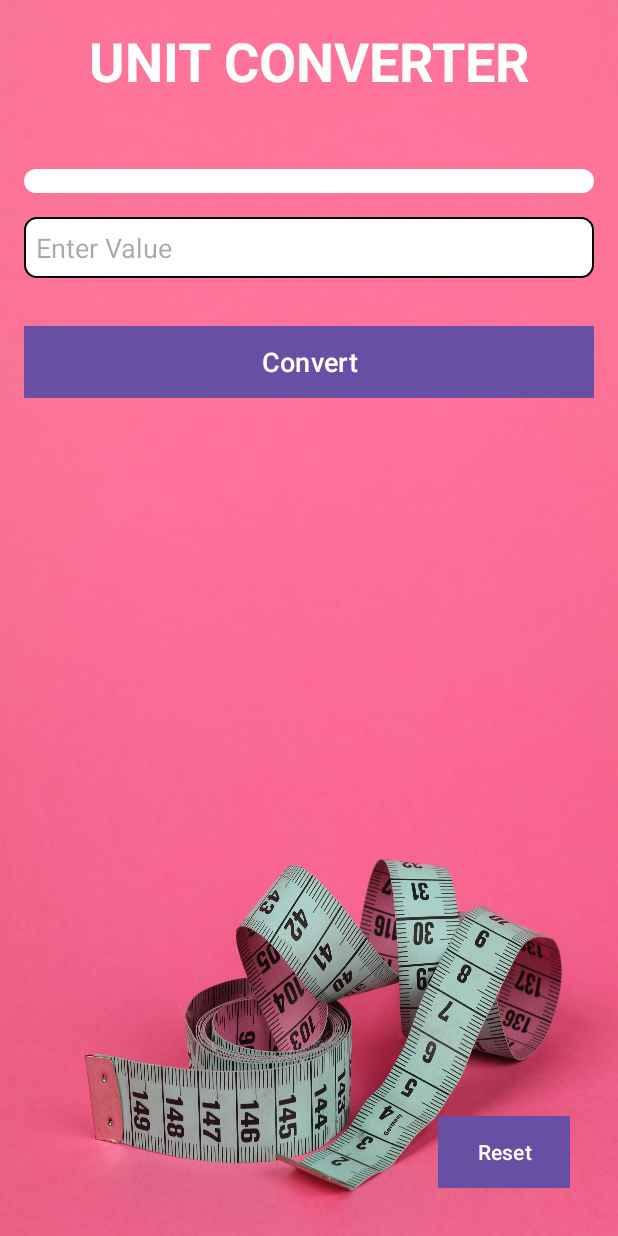
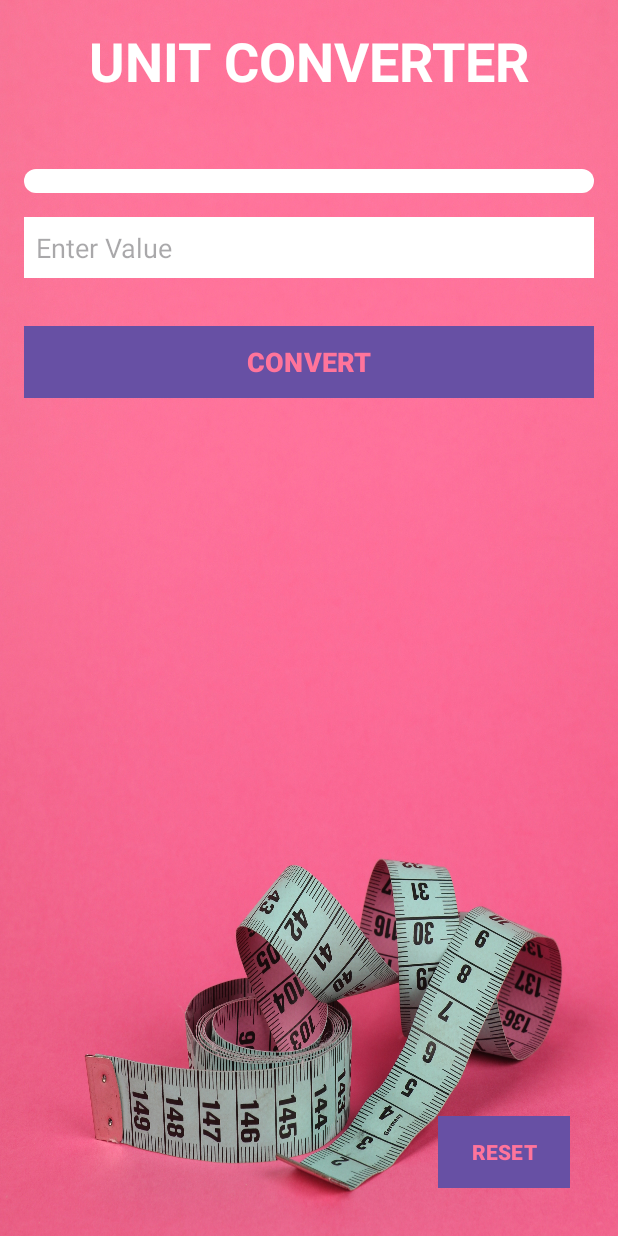
Before and after one commit to m4ndil/OIBSIP_task_1, an Android app: the layout activity_main.xml on its own in the app's theme, with its tools: preview values and no code run, on a phone screen of 412 x 824 dp. Run offline under Robolectric (Android 15) with nearby library versions, the phone set to English and light mode, and no system bars.

Commit message:
functionality improvement

```diff
--- a/app/src/main/res/drawable/edit_text_background.xml
+++ /dev/null
@@ -1,8 +0,0 @@
-<?xml version="1.0" encoding="utf-8"?>
-<shape xmlns:android="http://schemas.android.com/apk/res/android">
-    <solid android:color="#FFFFFF" />
-    <corners android:radius="8dp" />
-    <stroke
-        android:color="#000000"
-    android:width="1dp" />
-</shape>
--- a/app/src/main/res/drawable/reset_button_background.xml
+++ /dev/null
@@ -1,5 +0,0 @@
-<shape xmlns:android="http://schemas.android.com/apk/res/android"
-    android:shape="rectangle">
-    <solid android:color="#00FF00" />
-    <corners android:radius="4dp" />
-</shape>
--- a/app/src/main/res/layout/activity_main.xml
+++ b/app/src/main/res/layout/activity_main.xml
@@ -1,6 +1,5 @@
 <?xml version="1.0" encoding="utf-8"?>
 <RelativeLayout xmlns:android="http://schemas.android.com/apk/res/android"
-    xmlns:app="http://schemas.android.com/apk/res-auto"
     xmlns:tools="http://schemas.android.com/tools"
     android:layout_width="match_parent"
     android:layout_height="match_parent"
@@ -15,7 +14,7 @@
         android:layout_centerHorizontal="true"
         android:layout_marginBottom="32dp"
         android:text="UNIT CONVERTER"
-        android:textColor="@color/white"
+        android:textColor="#FFFFFF"
         android:textSize="36sp"
         android:textStyle="bold" />
 
@@ -27,8 +26,8 @@
         android:layout_centerHorizontal="true"
         android:layout_marginTop="16dp"
         android:background="@drawable/spinner_background"
-        android:textColor="@color/black"
-        android:padding="8dp" />
+        android:padding="8dp"
+        android:textColor="#000000" />
 
     <EditText
         android:id="@+id/inputET"
@@ -39,8 +38,8 @@
         android:layout_marginTop="16dp"
         android:hint="Enter Value"
         android:inputType="numberDecimal"
-        android:background="@drawable/edit_text_background"
-        android:textColor="@color/black"
+        android:background="#FFFFFF"
+        android:textColor="#000000"
         android:padding="8dp" />
 
     <Button
@@ -49,11 +48,12 @@
         android:layout_height="wrap_content"
         android:layout_below="@id/inputET"
         android:layout_centerHorizontal="true"
-        android:text="Convert"
-        android:textColor="@color/white"
+        android:layout_marginTop="32dp"
+        android:background="#FFFFFF"
+        android:text="CONVERT"
+        android:textColor="#ff749b"
         android:textSize="18sp"
-        android:background="@color/primary_button"
-        android:layout_marginTop="32dp" />
+        android:textStyle="bold" />
 
     <TextView
         android:id="@+id/resultTV"
@@ -63,7 +63,7 @@
         android:layout_centerHorizontal="true"
         android:layout_marginTop="32dp"
         android:textSize="28sp"
-        android:textColor="@color/white"
+        android:textColor="#FFFFFF"
         android:textStyle="bold"
         android:gravity="center" />
 
@@ -77,11 +77,10 @@
         android:layout_marginTop="16dp"
         android:layout_marginEnd="16dp"
         android:layout_marginBottom="16dp"
-        android:background="#4DE853"
+        android:background="#FFFFFF"
         android:padding="8dp"
-        android:text="Reset"
-        android:textColor="@android:color/white"
-        android:textColorHighlight="#4DE853"
-        android:textColorLink="#4DE853" />
+        android:text="RESET"
+        android:textColor="#ff749b"
+        android:textStyle="bold" />
 
 </RelativeLayout>
--- a/app/src/main/res/values/colors.xml
+++ b/app/src/main/res/values/colors.xml
@@ -1,8 +1,3 @@
 <?xml version="1.0" encoding="utf-8"?>
 <resources>
-    <color name="black">#FF000000</color>
-    <color name="white">#FFFFFFFF</color>
-    <color name="primary_background">#6F2C91</color>
-    <color name="primary_button">#FFFFFFFF</color>
-
 </resources>
--- a/app/src/main/res/values/strings.xml
+++ b/app/src/main/res/values/strings.xml
@@ -1,3 +1,3 @@
 <resources>
-    <string name="app_name">UC</string>
+    <string name="app_name">Unit Converter</string>
 </resources>
```
